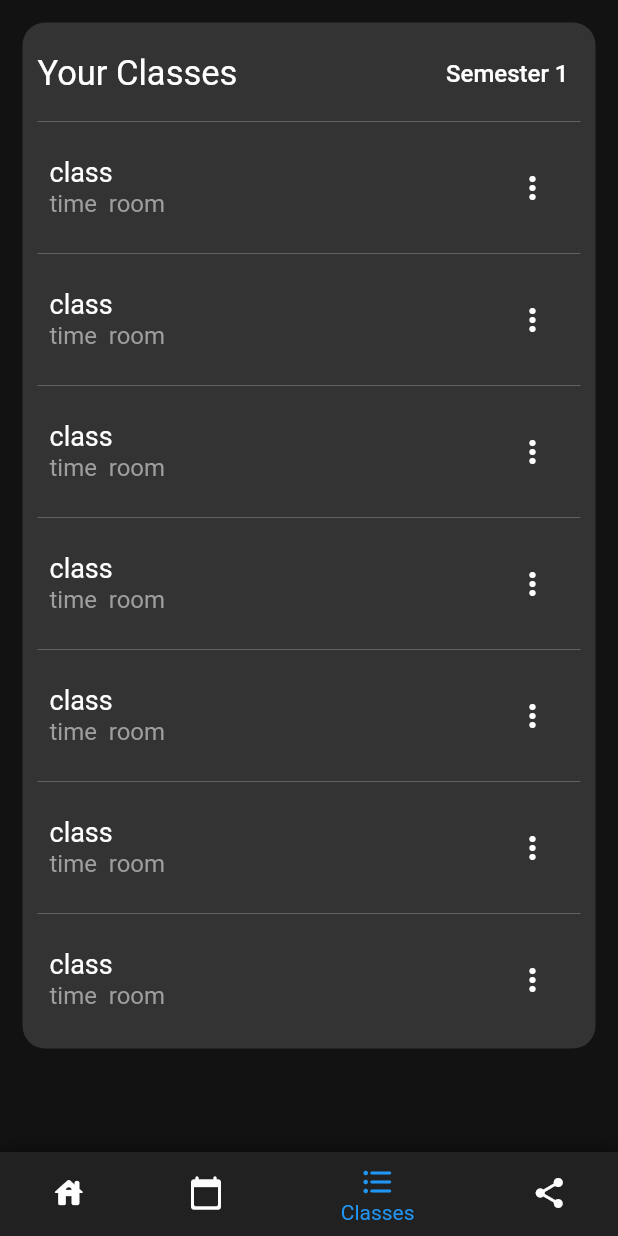
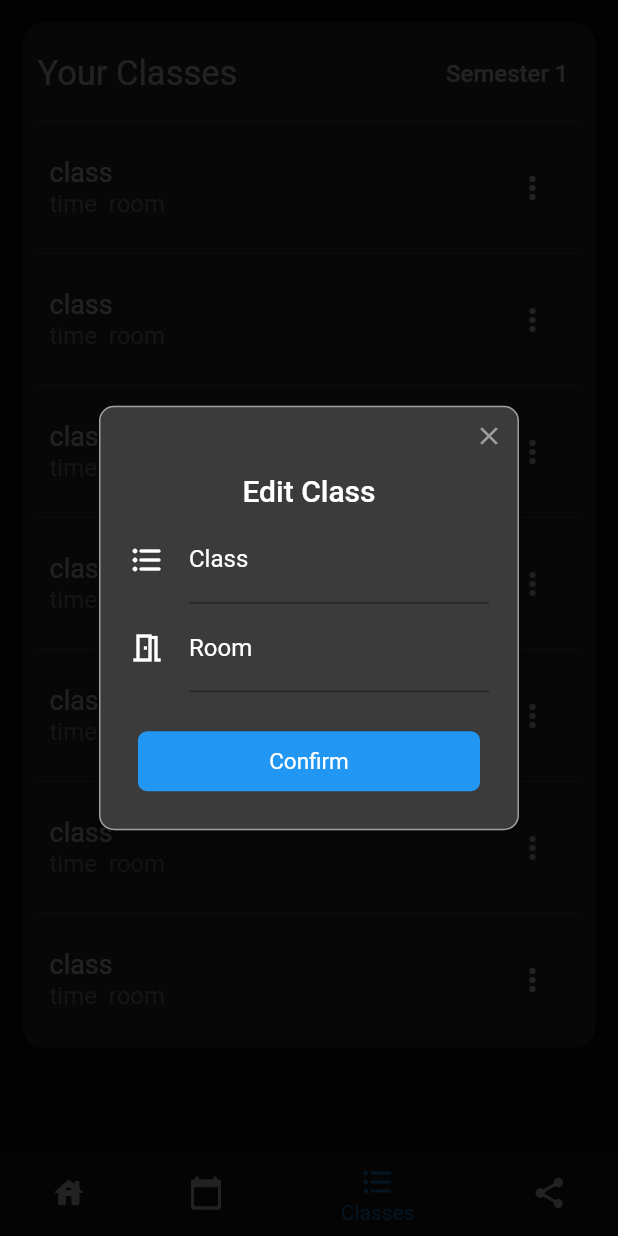
Before and after one commit to Quantam-Studios/CCHS-Hub-Rework-of-fbla-app-2021-2022, a Flutter app: the screen it shows after launch, item 3 of the bottom bar chosen, after a tap on the "more vert" icon, on a phone screen of 412 x 824 dp. Run offline on Flutter 3.47's test engine with Material 2 defaults, Android fonts, the phone set to English and light mode, and no system bars; drawn by our look-alikes of rflutter_alert; our stand-ins replace font_awesome_flutter, hive, hive_flutter, sizer, webview_flutter; accounts and stored records are empty.

Commit message:
Hive Setup, Class Popup
The beginning of the backend with Hive is done. Classes now have a popup for editing.

```diff
--- a/lib/ClassesPage.dart
+++ b/lib/ClassesPage.dart
@@ -1,4 +1,6 @@
 import 'package:flutter/material.dart';
+import "package:flutter/services.dart";
+import 'package:rflutter_alert/rflutter_alert.dart';
 
 class ClassesPage extends StatelessWidget {
   @override
@@ -6,14 +8,19 @@ class ClassesPage extends StatelessWidget {
     return Scaffold(
       body: ListView(
         children: [
-          _classList(),
+          _classList(context),
         ],
       ),
     );
   }
 }
 
-_classList() {
+// Class Name Controller
+final classEditController = TextEditingController(text: '');
+// Room Controller
+final classRoomEditController = TextEditingController(text: '');
+
+_classList(BuildContext context) {
   return Container(
     margin: const EdgeInsets.all(15.0),
     padding: const EdgeInsets.all(10.0),
@@ -57,31 +64,31 @@ _classList() {
         Divider(
           color: Colors.grey.shade700,
         ),
-        _classItem("class", "time", "room"),
+        _classItem("class", "time", "room", context),
         Divider(
           color: Colors.grey.shade700,
         ),
-        _classItem("class", "time", "room"),
+        _classItem("class", "time", "room", context),
         Divider(
           color: Colors.grey.shade700,
         ),
-        _classItem("class", "time", "room"),
+        _classItem("class", "time", "room", context),
         Divider(
           color: Colors.grey.shade700,
         ),
-        _classItem("class", "time", "room"),
+        _classItem("class", "time", "room", context),
         Divider(
           color: Colors.grey.shade700,
         ),
-        _classItem("class", "time", "room"),
+        _classItem("class", "time", "room", context),
         Divider(
           color: Colors.grey.shade700,
         ),
-        _classItem("class", "time", "room"),
+        _classItem("class", "time", "room", context),
         Divider(
           color: Colors.grey.shade700,
         ),
-        _classItem("class", "time", "room"),
+        _classItem("class", "time", "room", context),
       ],
     ),
   );
@@ -89,7 +96,7 @@ _classList() {
 
 // Class Card
 // this card is what styles the display of classes
-_classItem(String title, String time, String room) {
+_classItem(String title, String time, String room, BuildContext context) {
   return ListTile(
     contentPadding: const EdgeInsets.symmetric(
       vertical: 0.0,
@@ -109,9 +116,77 @@ _classItem(String title, String time, String room) {
     trailing: IconButton(
       color: Colors.white,
       icon: const Icon(Icons.more_vert_rounded),
-      onPressed: () => {},
+      onPressed: () => {_editClass(context, 0, 1)},
     ),
     textColor: Colors.grey,
     tileColor: const Color(0xFF333333),
   );
 }
+
+// This is the pop up for editing classes.
+// function called draws a pop up
+_editClass(context, int index, int semester) {
+  // Actual pop up object
+  Alert(
+      style: const AlertStyle(
+        backgroundColor: Color(0xff3b3b3b),
+        titleStyle: TextStyle(color: Colors.white),
+      ),
+      context: context,
+      title: "Edit Class",
+      content: Column(
+        children: <Widget>[
+          // Class name input field
+          TextField(
+            controller: classEditController,
+            // limit the string size to a maximum of 20
+            inputFormatters: [
+              LengthLimitingTextInputFormatter(20),
+            ],
+            style: const TextStyle(
+              color: Colors.white,
+            ),
+            decoration: const InputDecoration(
+              icon: Icon(
+                Icons.format_list_bulleted_rounded,
+                color: Colors.white,
+              ),
+              labelText: 'Class',
+              labelStyle: TextStyle(color: Colors.white),
+            ),
+          ),
+          // room input field
+          TextField(
+            controller: classRoomEditController,
+            // limit the string size to a maximum of 4
+            inputFormatters: [
+              LengthLimitingTextInputFormatter(4),
+            ],
+            style: const TextStyle(
+              color: Colors.white,
+            ),
+            decoration: const InputDecoration(
+              icon: Icon(
+                Icons.meeting_room_outlined,
+                color: Colors.white,
+              ),
+              labelText: 'Room',
+              labelStyle: TextStyle(color: Colors.white),
+            ),
+          ),
+        ],
+      ),
+      // Confirm button
+      buttons: [
+        DialogButton(
+          onPressed: () => {
+            // get rid of pop up
+            Navigator.pop(context),
+          },
+          child: const Text(
+            "Confirm",
+            style: TextStyle(color: Colors.white, fontSize: 15),
+          ),
+        )
+      ]).show();
+}
--- a/lib/main.dart
+++ b/lib/main.dart
@@ -1,14 +1,27 @@
-// ignore_for_file: prefer_const_literals_to_create_immutables
-
+// General
+import 'package:cchs_hub/model/class.dart';
 import 'package:flutter/material.dart';
 import 'package:flutter/services.dart';
+// Hive Database
+import 'package:hive/hive.dart';
+import 'package:hive_flutter/hive_flutter.dart';
+// App pages
 import 'HomePage.dart';
 import 'ClassesPage.dart';
 import 'PlannerPage.dart';
 import 'SocialsPage.dart';
+// Theme Info
 import 'theme.dart';
 
-void main() {
+Future main() async {
+  WidgetsFlutterBinding.ensureInitialized();
+
+  // Hive Initialization
+  await Hive.initFlutter();
+  Hive.registerAdapter(ClassAdapter());
+  await Hive.openBox<Class>('classes');
+
+  // run App
   runApp(const MyApp());
 }
 
@@ -132,6 +145,12 @@ class _MyHomePageState extends State<MyHomePage> {
       _selectedIndex = index;
     });
   }
+
+  // Hive Closing
+  @override
+  void dispose() {
+    Hive.box('classes').close();
+  }
 }
 
 //Global Bottom Bar Functionality
--- /dev/null
+++ b/lib/model/class.dart
@@ -0,0 +1,18 @@
+// Hive
+import 'package:hive/hive.dart';
+part 'class.g.dart';
+
+@HiveType(typeId: 0)
+class Class extends HiveObject {
+  // Class Name
+  @HiveField(0)
+  late String name;
+
+  // Rooom
+  @HiveField(1)
+  late String room;
+
+  // Time
+  @HiveField(2)
+  late String time;
+}
```
Also changed, not shown: pubspec.yaml (+13 -2 lines), lib/model/class.g.dart (added), pubspec.lock.
